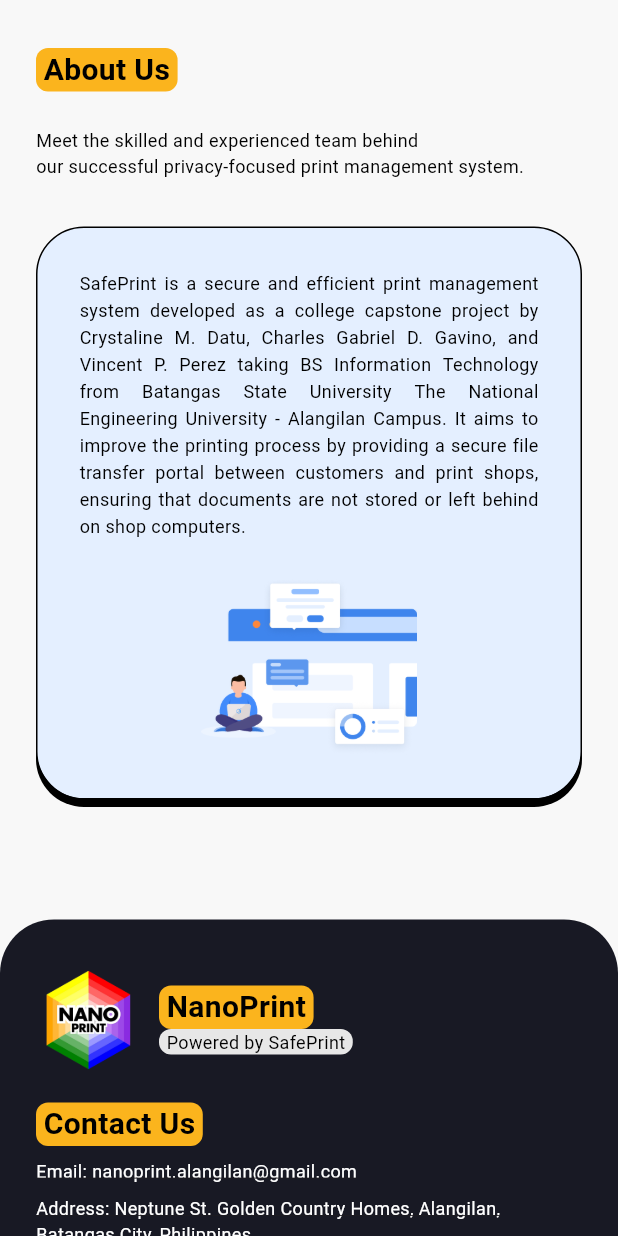
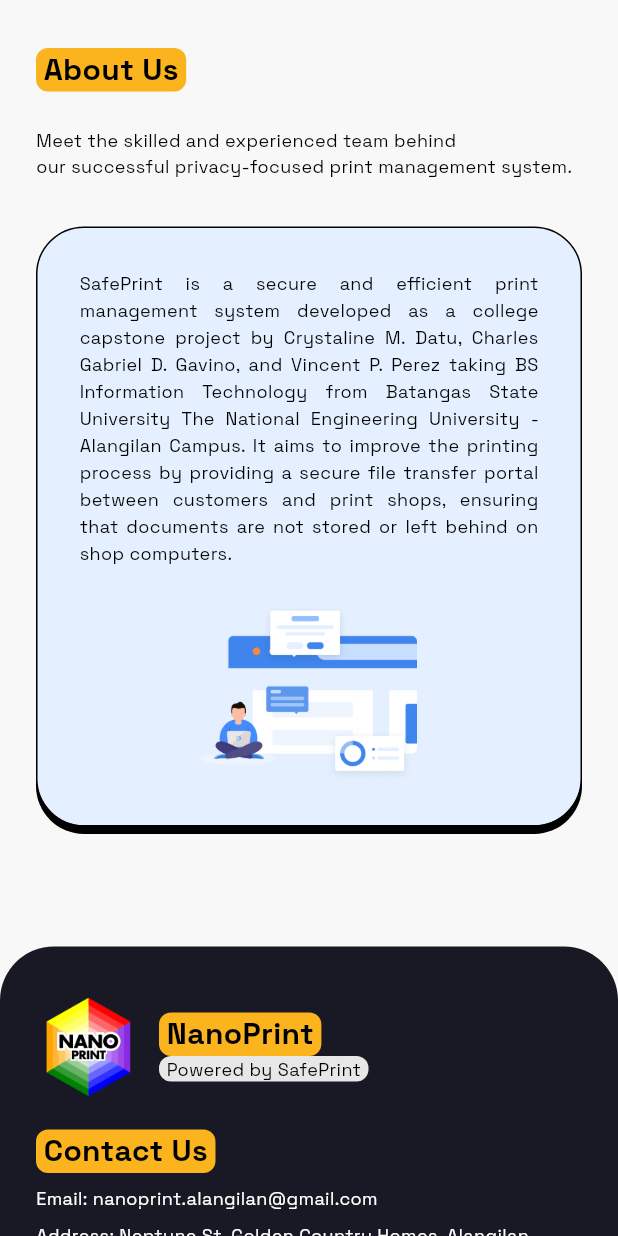
Before and after one commit to vincentperezzz/flutter-safeprint, a Flutter app: the AboutUsPage screen opened directly, on a phone screen of 412 x 824 dp. Run offline on Flutter 3.47's test engine with Material 3 defaults, Android fonts, the phone set to English and light mode, and no system bars; our stand-ins replace dotted_border, dropdown_button2, file_picker.

Commit message:
Refactor AboutUsPage: Apply SpaceGrotesk font for improved typography consistency

```diff
--- a/lib/about_us_page.dart
+++ b/lib/about_us_page.dart
@@ -63,6 +63,7 @@
                             child: const Text(
                               'About Us',
                               style: TextStyle(
+                                fontFamily: 'SpaceGrotesk',
                                 fontWeight: FontWeight.bold,
                                 fontSize: 20,
                                 color: Colors.black,
@@ -73,6 +74,7 @@
                           const Text(
                             "Meet the skilled and experienced team behind\nour successful privacy-focused print management system.",
                             style: TextStyle(
+                              fontFamily: 'SpaceGrotesk',
                               color: Colors.black,
                               fontSize: 12,
                             ),
@@ -99,6 +101,7 @@
                                 const Text(
                                   "SafePrint is a secure and efficient print management system developed as a college capstone project by Crystaline M. Datu, Charles Gabriel D. Gavino, and Vincent P. Perez taking BS Information Technology from Batangas State University The National Engineering University - Alangilan Campus. It aims to improve the printing process by providing a secure file transfer portal between customers and print shops, ensuring that documents are not stored or left behind on shop computers.",
                                   style: TextStyle(
+                                    fontFamily: 'SpaceGrotesk',
                                     color: Colors.black,
                                     fontSize: 12,
                                     height: 1.5,
@@ -157,6 +160,7 @@
                                     child: const Text(
                                       "NanoPrint",
                                       style: TextStyle(
+                                        fontFamily: 'SpaceGrotesk',
                                         color: Colors.black,
                                         fontWeight: FontWeight.bold,
                                         fontSize: 20,
@@ -172,6 +176,7 @@
                                     child: const Text(
                                       "Powered by SafePrint",
                                       style: TextStyle(
+                                        fontFamily: 'SpaceGrotesk',
                                         color: Colors.black,
                                         fontSize: 12,
                                       ),
@@ -194,6 +199,7 @@
                             child: const Text(
                               'Contact Us',
                               style: TextStyle(
+                                fontFamily: 'SpaceGrotesk',
                                 fontWeight: FontWeight.bold,
                                 fontSize: 20,
                                 color: Colors.black,
@@ -214,6 +220,7 @@
                             child: const Text(
                               'Email: nanoprint.alangilan@gmail.com',
                               style: TextStyle(
+                                fontFamily: 'SpaceGrotesk',
                                 color: Colors.white,
                                 fontSize: 12,
                                 decoration: TextDecoration.underline,
@@ -233,6 +240,7 @@
                             child: const Text(
                               'Address: Neptune St. Golden Country Homes, Alangilan, Batangas City, Philippines',
                               style: TextStyle(
+                                fontFamily: 'SpaceGrotesk',
                                 color: Colors.white,
                                 fontSize: 12,
                                 decoration: TextDecoration.underline,
@@ -272,7 +280,10 @@
                               icon: const Icon(Icons.facebook, color: Colors.white),
                               label: const Text(
                                 'Follow on Facebook',
-                                style: TextStyle(fontSize: 12),
+                                style: TextStyle(
+                                  fontFamily: 'SpaceGrotesk',
+                                  fontSize: 12,
+                                ),
                               ),
                               style: ElevatedButton.styleFrom(
                                 backgroundColor: const Color(0xFF4267B2),
@@ -280,7 +291,10 @@
                                 shape: RoundedRectangleBorder(
                                   borderRadius: BorderRadius.circular(20),
                                 ),
-                                textStyle: const TextStyle(fontWeight: FontWeight.bold),
+                                textStyle: const TextStyle(
+                                  fontFamily: 'SpaceGrotesk',
+                                  fontWeight: FontWeight.bold,
+                                ),
                               ),
                             ),
                           ),
@@ -290,7 +304,11 @@
                           Center(
                             child: Text(
                               '© 2025 SafePrint. All Rights Reserved.',
-                              style: TextStyle(color: Colors.white70, fontSize: 12),
+                              style: TextStyle(
+                                fontFamily: 'SpaceGrotesk',
+                                color: Colors.white70,
+                                fontSize: 12,
+                              ),
                             ),
                           ),
                         ],
@@ -319,6 +337,7 @@
       child: Text(
         text,
         style: const TextStyle(
+          fontFamily: 'SpaceGrotesk',
           color: Colors.white,
           fontSize: 12,
           decoration: TextDecoration.underline,
```
